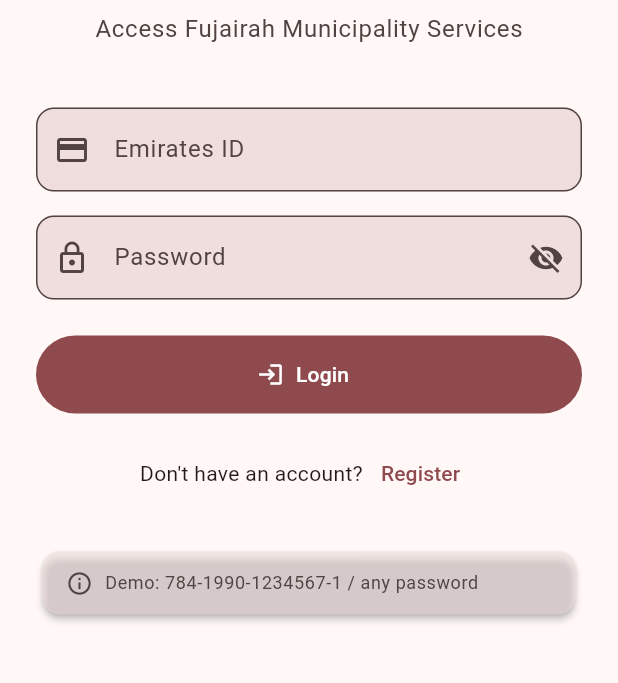
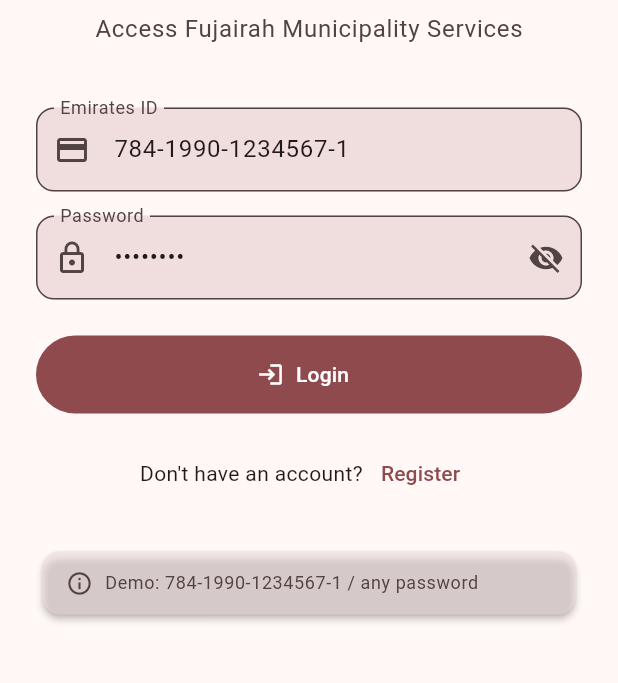
Before and after one commit to WaleedAlrashed/smart-fujairah-flutter, a Flutter app: the screen it shows after launch, on a phone screen of 412 x 824 dp, the part 428-1111 px from its top. Run offline on Flutter 3.47's test engine with Material 3 defaults, Android fonts, the phone set to English and light mode, and no system bars; our stand-ins replace dio, easy_localization, file_picker, firebase_ai, firebase_core, firebase_messaging and 4 more; accounts and stored records are empty.

Commit message:
Pre-fill demo credentials on login screen
Co-Authored-By: Claude Opus 4.6 (1M context) <noreply@anthropic.com>

```diff
--- a/lib/screens/login_screen.dart
+++ b/lib/screens/login_screen.dart
@@ -13,8 +13,8 @@ class LoginScreen extends ConsumerStatefulWidget {
 
 class _LoginScreenState extends ConsumerState<LoginScreen> {
   final _formKey = GlobalKey<FormState>();
-  final _emiratesIdController = TextEditingController();
-  final _passwordController = TextEditingController();
+  final _emiratesIdController = TextEditingController(text: '784-1990-1234567-1');
+  final _passwordController = TextEditingController(text: 'password');
   bool _obscurePassword = true;
 
   @override
```
